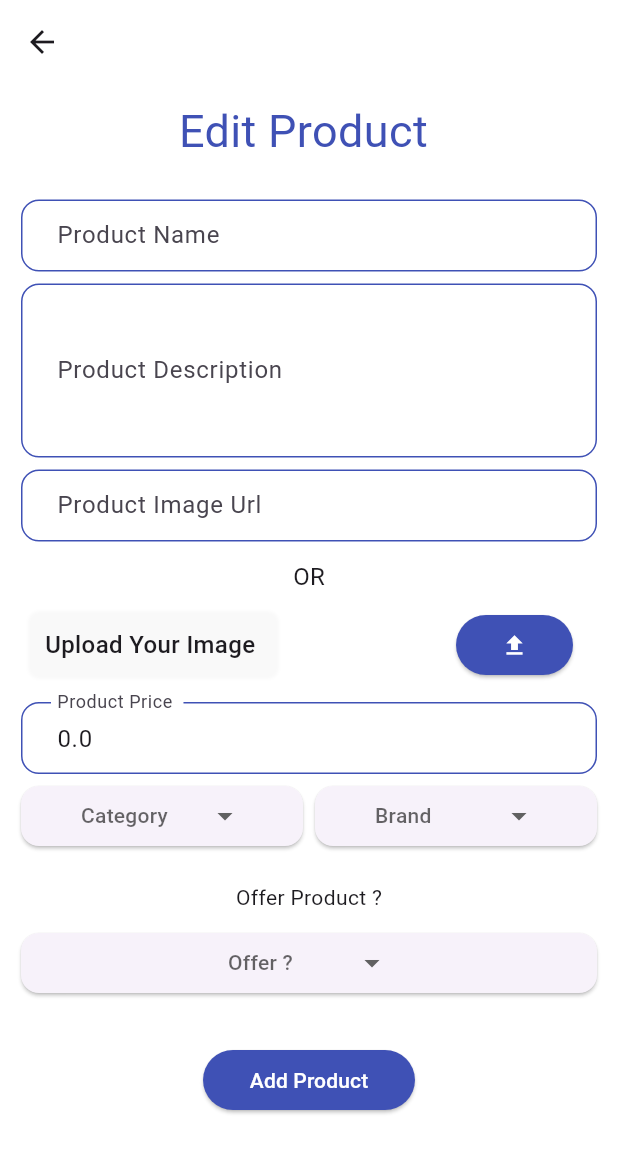
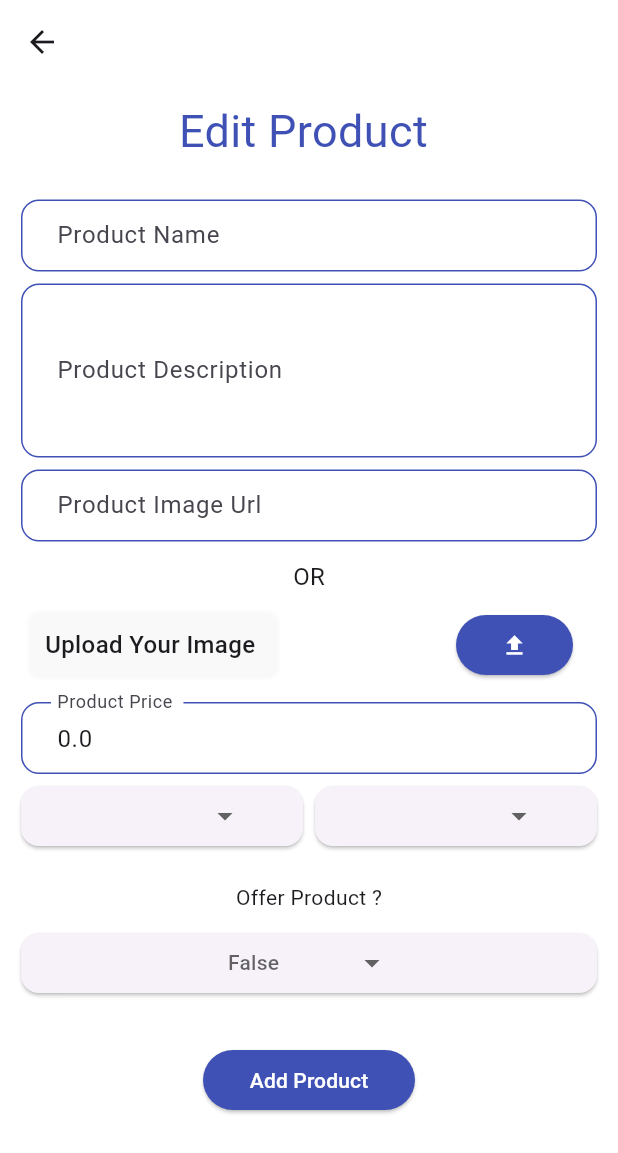
Before and after one commit to AhmedBelal31/Footwear-Store-Admin, a Flutter app: the EditProductScreen screen opened directly with empty values, on a phone screen of 412 x 824 dp. Shown: the top 1153 px of the screen. Run offline on Flutter 3.47's test engine with Material 3 defaults, Android fonts, the phone set to English and light mode, and no system bars; drawn by our look-alikes of dropdown_button2; our stand-ins replace bloc, cloud_firestore, fancy_shimmer_image, firebase_core, firebase_storage, flutter_bloc and 2 more; accounts and stored records are empty; Roboto replaces fonts that are missing (Almarai).

Commit message:
Change SelectedItemText depend On Screen Add/Edit

```diff
--- a/lib/presentation/widgets/add_new_product_widgets/brand_drop_down_btn.dart
+++ b/lib/presentation/widgets/add_new_product_widgets/brand_drop_down_btn.dart
@@ -1,4 +1,5 @@
 import 'package:flutter/material.dart';
+import '../../../data/models/product_model.dart';
 import '../../controller/product_cubit.dart';
 import 'build_drop_down_button.dart';
 import 'custom_dropdown_button.dart';
@@ -7,17 +8,18 @@ class BrandDropDownBtn extends StatelessWidget {
   const BrandDropDownBtn({
     super.key,
     required this.addProductCubit,
+     this.product
   });
 
   final ProductCubit addProductCubit;
-
+  final  ProductModel? product ;
   @override
   Widget build(BuildContext context) {
     List<String> brandItems = ['Adidas', 'Nike', 'Crocs', 'Clarks', 'Skechers'];
     return Column(
       children: [
         CustomDropDownBtn(
-          selectedItemText: 'Brand',
+          selectedItemText:product?.brand ??  'Brand',
           items: brandItems,
           onSelected: (value) {
             addProductCubit.changeDropDownButtonBrand(value);
--- a/lib/presentation/widgets/add_new_product_widgets/category_drop_down_btn.dart
+++ b/lib/presentation/widgets/add_new_product_widgets/category_drop_down_btn.dart
@@ -1,16 +1,20 @@
 import 'package:flutter/material.dart';
+import 'package:flutter_bloc/flutter_bloc.dart';
+import 'package:footwear_store_admin/data/models/product_model.dart';
 
 import '../../controller/product_cubit.dart';
 import 'build_drop_down_button.dart';
 import 'custom_dropdown_button.dart';
 
 class CategoryDropDownBtn extends StatelessWidget {
-  const CategoryDropDownBtn({
+   CategoryDropDownBtn({
     super.key,
     required this.addProductCubit,
+    this.product
   });
 
   final ProductCubit addProductCubit;
+  ProductModel? product ;
 
   @override
   Widget build(BuildContext context) {
@@ -26,7 +30,7 @@ class CategoryDropDownBtn extends StatelessWidget {
       children: [
         CustomDropDownBtn(
           items: categoryItems,
-          selectedItemText: 'Category',
+          selectedItemText:product?.category ?? 'Category',
           onSelected: (value) {
             addProductCubit.changeDropDownButtonCategory(value);
           },
--- a/lib/presentation/widgets/add_new_product_widgets/offer_drop_down_btn.dart
+++ b/lib/presentation/widgets/add_new_product_widgets/offer_drop_down_btn.dart
@@ -1,17 +1,17 @@
 import 'package:flutter/material.dart';
-
+import '../../../data/models/product_model.dart';
 import '../../controller/product_cubit.dart';
-import 'build_drop_down_button.dart';
 import 'custom_dropdown_button.dart';
 
 class OfferDropDownBtn extends StatelessWidget {
-  const OfferDropDownBtn({
+   OfferDropDownBtn({
     super.key,
     required this.cubit,
+    this.product,
   });
 
-
-  final ProductCubit cubit;
+   ProductCubit cubit;
+  ProductModel? product;
 
   @override
   Widget build(BuildContext context) {
@@ -19,7 +19,7 @@ class OfferDropDownBtn extends StatelessWidget {
     return Column(
       children: [
         CustomDropDownBtn(
-          selectedItemText: 'Offer ?',
+          selectedItemText: product?.offer==null  ?  'Offer ?' : product!.offer == true ? 'True': 'False',
           items: offerItems,
           onSelected: (value) {
             cubit.changeDropDownButtonOffer(value);
```
